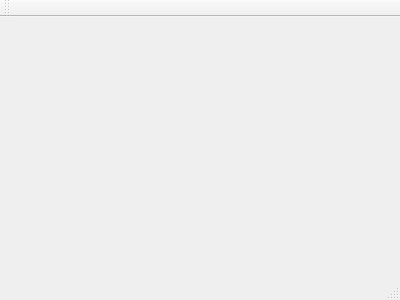
Qt form Notes/mainwindow.ui (HelgaBK/boop_2nd_1sem) before a commit.
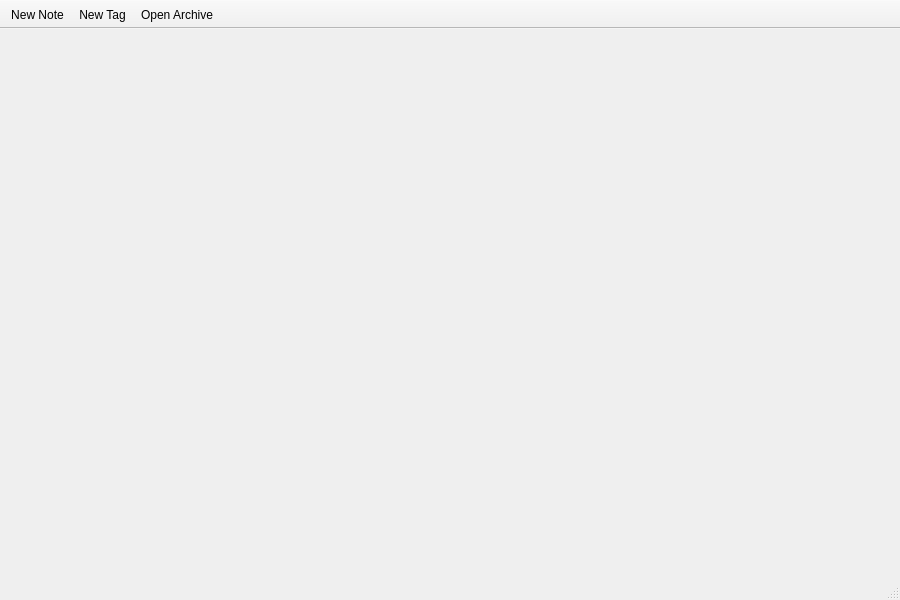
The same form after that commit.

Commit message:
Removed pro.user file & added toolBar
Also removed right-click action from toolBar

Patch:
```diff
--- a/Notes/mainwindow.ui
+++ b/Notes/mainwindow.ui
@@ -1,24 +1,74 @@
 <ui version="4.0">
  <class>MainWindow</class>
- <widget class="QMainWindow" name="MainWindow" >
-  <property name="geometry" >
+ <widget class="QMainWindow" name="MainWindow">
+  <property name="geometry">
    <rect>
     <x>0</x>
     <y>0</y>
-    <width>400</width>
-    <height>300</height>
+    <width>900</width>
+    <height>600</height>
    </rect>
   </property>
-  <property name="windowTitle" >
+  <property name="minimumSize">
+   <size>
+    <width>900</width>
+    <height>600</height>
+   </size>
+  </property>
+  <property name="maximumSize">
+   <size>
+    <width>900</width>
+    <height>600</height>
+   </size>
+  </property>
+  <property name="windowTitle">
    <string>MainWindow</string>
   </property>
-  <widget class="QMenuBar" name="menuBar" />
-  <widget class="QToolBar" name="mainToolBar" />
-  <widget class="QWidget" name="centralWidget" />
-  <widget class="QStatusBar" name="statusBar" />
+  <widget class="QWidget" name="centralWidget"/>
+  <widget class="QStatusBar" name="statusBar"/>
+  <widget class="QToolBar" name="mainToolBar">
+   <property name="movable">
+    <bool>false</bool>
+   </property>
+   <property name="floatable">
+    <bool>false</bool>
+   </property>
+   <attribute name="toolBarArea">
+    <enum>TopToolBarArea</enum>
+   </attribute>
+   <attribute name="toolBarBreak">
+    <bool>false</bool>
+   </attribute>
+   <addaction name="actionNew_Note"/>
+   <addaction name="actionNew_Tag"/>
+   <addaction name="actionOpen_Archive"/>
+  </widget>
+  <action name="actionNew_Note">
+   <property name="text">
+    <string>New Note</string>
+   </property>
+   <property name="shortcut">
+    <string>Ctrl+N</string>
+   </property>
+  </action>
+  <action name="actionNew_Tag">
+   <property name="text">
+    <string>New Tag</string>
+   </property>
+   <property name="shortcut">
+    <string>Ctrl+T</string>
+   </property>
+  </action>
+  <action name="actionOpen_Archive">
+   <property name="text">
+    <string>Open Archive</string>
+   </property>
+   <property name="shortcut">
+    <string>Ctrl+O</string>
+   </property>
+  </action>
  </widget>
- <layoutDefault spacing="6" margin="11" />
- <pixmapfunction></pixmapfunction>
+ <layoutdefault spacing="6" margin="11"/>
  <resources/>
  <connections/>
 </ui>
```
Left out of the diff: 1 changed line with no effect on the pictures. The commit also changes 3 other files.
